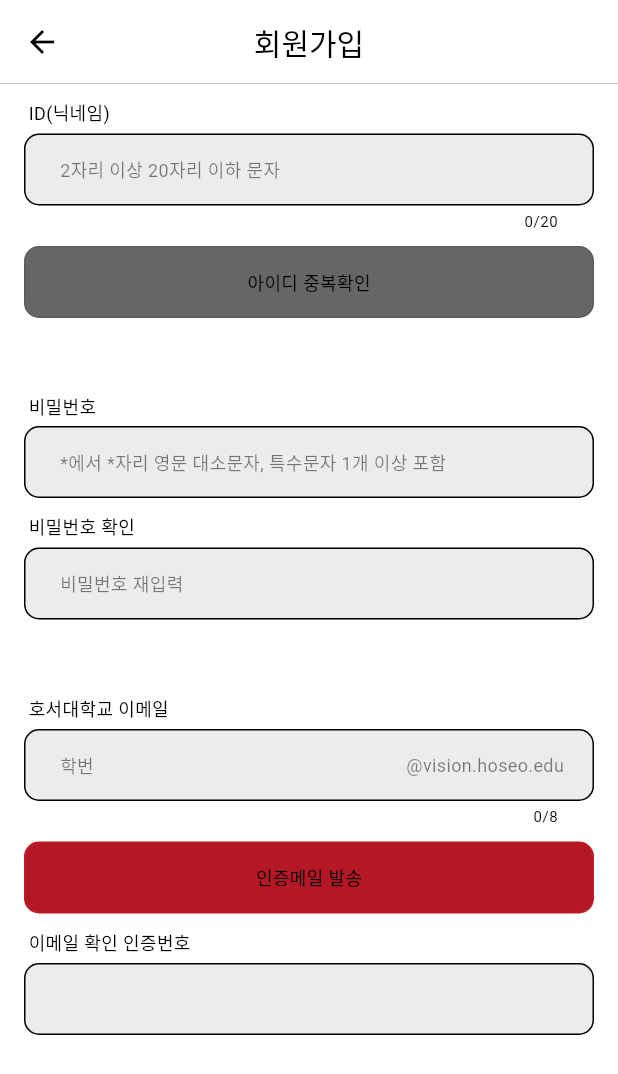
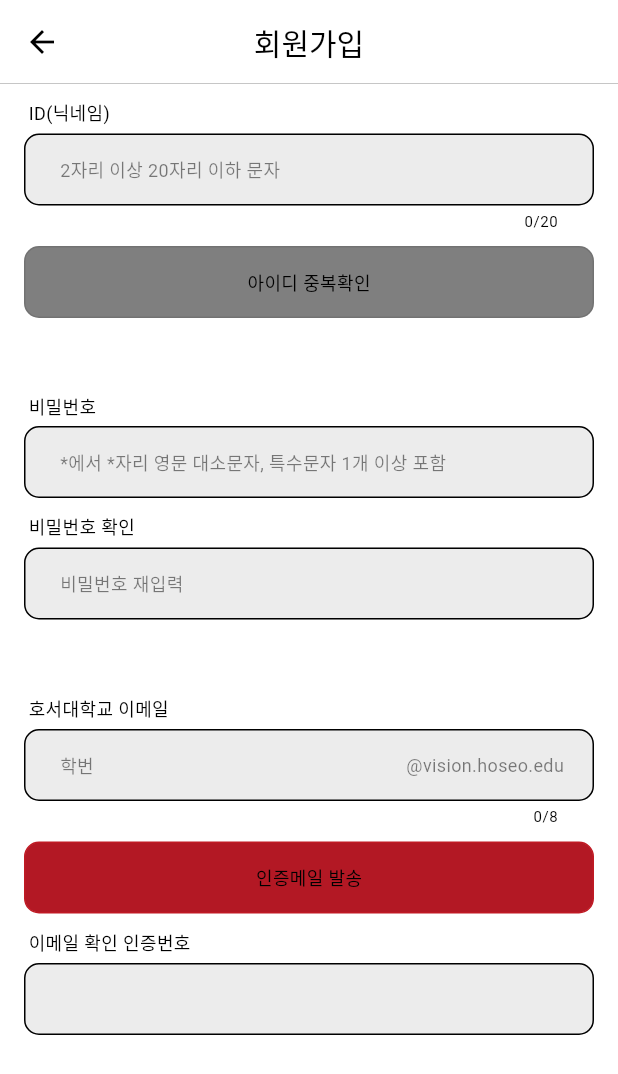
Before and after one commit to miKmoeyGnoeyH/hojung, a Flutter app: the RegisterPage screen opened by its route, on a phone screen of 412 x 824 dp. Shown: the top 1074 px of the screen. Run offline on Flutter 3.47's test engine with Material 3 defaults, Android fonts, the light colour scheme and no system bars; our stand-ins replace flutter_dotenv, get, infinite_scroll_pagination; network calls fail.

Commit message:
register pwd section

```diff
--- a/lib/app/view/widgets/register_page/register_id_section/register_id_check_button.dart
+++ b/lib/app/view/widgets/register_page/register_id_section/register_id_check_button.dart
@@ -3,23 +3,29 @@ import 'package:flutter/material.dart';
 class RegisterIDCheckButton extends StatelessWidget {
   const RegisterIDCheckButton({
     super.key,
+    required this.formKey,
     required this.validate,
     required this.isButtonEnabled,
   });
 
+  final GlobalKey<FormState> formKey;
   final Function validate;
   final bool isButtonEnabled;
 
   @override
   Widget build(BuildContext context) {
     return GestureDetector(
-      onTap: isButtonEnabled ? () => validate() : () {},
+      onTap:
+      //     () {
+      //   if(formKey.currentState!.validate()) formKey.currentState!.save();
+      // },
+      isButtonEnabled ? () => validate() : () {},
       child: Container(
         height: 48,
         decoration: BoxDecoration(
           color: isButtonEnabled
               ? Theme.of(context).colorScheme.primary
-              : Theme.of(context).colorScheme.onBackground.withOpacity(0.6),
+              : Theme.of(context).colorScheme.onBackground.withOpacity(0.5),
           border: Border.all(
             width: 1,
             color: isButtonEnabled
--- a/lib/app/view/widgets/register_page/register_id_section/register_id_field.dart
+++ b/lib/app/view/widgets/register_page/register_id_section/register_id_field.dart
@@ -1,10 +1,14 @@
+import 'dart:developer';
+
 import 'package:flutter/material.dart';
+import 'package:flutter/services.dart';
 
 class RegisterIDField extends StatelessWidget {
   RegisterIDField({
     super.key,
     required this.formKey,
     required this.validateMessage,
+    required this.validateColor,
     required this.idEditingController,
     required this.isFieldEnabled,
     required this.onChanged,
@@ -14,6 +18,7 @@ class RegisterIDField extends StatelessWidget {
 
   final GlobalKey<FormState> formKey;
   String? validateMessage;
+  Color? validateColor;
   final bool isFieldEnabled;
   final TextEditingController idEditingController;
   final Function onChanged;
@@ -25,21 +30,29 @@ class RegisterIDField extends StatelessWidget {
     return Form(
       key: formKey,
       child: TextFormField(
+        validator: (value) => validateMessage,
         autovalidateMode: AutovalidateMode.onUserInteraction,
-        validator: (value) => validateMessage.toString(),
+        inputFormatters: [
+          FilteringTextInputFormatter(
+            RegExp('[a-z A-Z ㄱ-ㅎ|가-힣|·|：]'),
+            allow: true,
+          ),
+        ],
         enabled: isFieldEnabled,
         controller: idEditingController,
         onChanged: (id) => onChanged(id.length),
         maxLength: maxLength,
         decoration: InputDecoration(
+          errorStyle: Theme.of(context)
+              .textTheme
+              .bodySmall!
+              .copyWith(color: validateColor),
           hintText: '$minLength자리 이상 $maxLength자리 이하 문자',
           hintStyle: Theme.of(context).textTheme.bodyMedium!.copyWith(
               color:
                   Theme.of(context).colorScheme.onBackground.withOpacity(0.5)),
-          errorBorder: OutlineInputBorder(
-              borderSide: BorderSide(
-                  color: Theme.of(context).colorScheme.primary, width: 0.5),
-              borderRadius: BorderRadius.circular(10)),
+          errorBorder:
+              OutlineInputBorder(borderRadius: BorderRadius.circular(10)),
           focusedErrorBorder: OutlineInputBorder(
               borderSide: BorderSide(
                   color: Theme.of(context).colorScheme.primary, width: 0.5),
--- a/lib/app/view/widgets/register_page/register_pwd_section.dart
+++ b/lib/app/view/widgets/register_page/register_pwd_section.dart
@@ -1,13 +1,19 @@
+import 'dart:developer';
+
 import 'package:flutter/material.dart';
+import 'package:flutter/services.dart';
 
 class RegisterPwdSection extends StatelessWidget {
-  const RegisterPwdSection({
+  RegisterPwdSection({
     super.key,
     required this.labelPadding,
     required this.heightOfSizedBoxBetweenLabelAndField,
     required this.heightOfSizedBoxBetweenSubSection,
   });
 
+  final TextEditingController pwdEditingController = TextEditingController();
+  final TextEditingController pwdConfirmEditingController =
+      TextEditingController();
   final double labelPadding;
   final double heightOfSizedBoxBetweenLabelAndField;
   final double heightOfSizedBoxBetweenSubSection;
@@ -17,11 +23,14 @@ class RegisterPwdSection extends StatelessWidget {
     return Column(
       children: [
         RegisterPwdInputSubSection(
+            pwdEditingController: pwdEditingController,
             labelPadding: labelPadding,
             heightOfSizedBoxBetweenLabelAndField:
                 heightOfSizedBoxBetweenLabelAndField),
         SizedBox(height: heightOfSizedBoxBetweenSubSection),
         RegisterPwdConfirmSubSection(
+            pwdEditingController: pwdEditingController,
+            pwdConfirmEditingController: pwdConfirmEditingController,
             labelPadding: labelPadding,
             heightOfSizedBoxBetweenLabelAndField:
                 heightOfSizedBoxBetweenLabelAndField),
@@ -33,10 +42,14 @@ class RegisterPwdSection extends StatelessWidget {
 class RegisterPwdConfirmSubSection extends StatelessWidget {
   const RegisterPwdConfirmSubSection({
     super.key,
+    required this.pwdEditingController,
+    required this.pwdConfirmEditingController,
     required this.labelPadding,
     required this.heightOfSizedBoxBetweenLabelAndField,
   });
 
+  final TextEditingController pwdEditingController;
+  final TextEditingController pwdConfirmEditingController;
   final double labelPadding;
   final double heightOfSizedBoxBetweenLabelAndField;
 
@@ -50,7 +63,10 @@ class RegisterPwdConfirmSubSection extends StatelessWidget {
           child: const Text('비밀번호 확인'),
         ),
         SizedBox(height: heightOfSizedBoxBetweenLabelAndField),
-        const RegisterPwdConfirmField(),
+        RegisterPwdConfirmField(
+          pwdEditingController: pwdEditingController,
+          pwdConfirmEditingController: pwdConfirmEditingController,
+        ),
       ],
     );
   }
@@ -59,10 +75,12 @@ class RegisterPwdConfirmSubSection extends StatelessWidget {
 class RegisterPwdInputSubSection extends StatelessWidget {
   const RegisterPwdInputSubSection({
     super.key,
+    required this.pwdEditingController,
     required this.labelPadding,
     required this.heightOfSizedBoxBetweenLabelAndField,
   });
 
+  final TextEditingController pwdEditingController;
   final double labelPadding;
   final double heightOfSizedBoxBetweenLabelAndField;
 
@@ -76,7 +94,9 @@ class RegisterPwdInputSubSection extends StatelessWidget {
           child: const Text('비밀번호'),
         ),
         SizedBox(height: heightOfSizedBoxBetweenLabelAndField),
-        const RegisterPwdField(),
+        RegisterPwdField(
+          pwdEditingController: pwdEditingController,
+        ),
       ],
     );
   }
@@ -85,7 +105,12 @@ class RegisterPwdInputSubSection extends StatelessWidget {
 class RegisterPwdConfirmField extends StatelessWidget {
   const RegisterPwdConfirmField({
     super.key,
+    required this.pwdEditingController,
+    required this.pwdConfirmEditingController,
   });
+
+  final TextEditingController pwdEditingController;
+  final TextEditingController pwdConfirmEditingController;
 
   @override
   Widget build(BuildContext context) {
@@ -112,15 +137,59 @@ class RegisterPwdConfirmField extends StatelessWidget {
 class RegisterPwdField extends StatelessWidget {
   const RegisterPwdField({
     super.key,
+    required this.pwdEditingController,
   });
+
+  final TextEditingController pwdEditingController;
+  final String regExp =
+      '^(?=.*[a-z])(?=.*[A-Z])(?=.*[0-9])(?=.*[^a-zA-Z0-9\s]).*[a-zA-Z0-9!@#\$%^&*]+\$';
 
   @override
   Widget build(BuildContext context) {
-    return TextField(
+    return TextFormField(
+      controller: pwdEditingController,
+      obscureText: true,
+      validator: (value) {
+        log(value.toString());
+        if (value == null) {
+          return '';
+        }
+        if (value.length >= 8) {
+          if (RegExp(regExp).hasMatch(value)) {
+            log(RegExp(regExp).hasMatch(value).toString());
+            return null;
+          }
+          if (!RegExp(regExp).hasMatch(value)) {
+            log(RegExp(regExp).hasMatch(value).toString());
+            return '영문 대문자, 소문자, 숫자, 특수문자를 1개 이상 포함해 주세요.';
+          }
+        } else {
+          return '영문 대문자, 소문자, 숫자, 특수문자를 1개 이상 포함하여 8자리 이상 입력해 주세요';
+        }
+      },
+      autovalidateMode: AutovalidateMode.onUserInteraction,
+      inputFormatters: [
+        FilteringTextInputFormatter(
+          RegExp(
+              // 영문 대소문자, 숫자, 특수문자 0개 이상으로 시작하고, 영문 대소문자, 숫자, 특수문자로 이루어져 있고 끝나는 8자리 이상 문자열
+              // '^(?=.*[a-z])(?=.*[A-Z])(?=.*\d)(?=.*[@\$!%*?&])[A-Za-z\d@\$!%*?&]{8,}\$;'
+              '[a-zA-Z0-9!@#\$%^&*]'),
+          allow: true,
+        ),
+      ],
       decoration: InputDecoration(
+        errorStyle:
+            Theme.of(context).textTheme.bodySmall!.copyWith(color: Colors.red),
+        errorMaxLines: 2,
         hintText: '*에서 *자리 영문 대소문자, 특수문자 1개 이상 포함',
         hintStyle: Theme.of(context).textTheme.bodyMedium!.copyWith(
             color: Theme.of(context).colorScheme.onBackground.withOpacity(0.5)),
+        errorBorder:
+            OutlineInputBorder(borderRadius: BorderRadius.circular(10)),
+        focusedErrorBorder: OutlineInputBorder(
+            borderSide: BorderSide(
+                color: Theme.of(context).colorScheme.primary, width: 0.5),
+            borderRadius: BorderRadius.circular(10)),
         enabledBorder:
             OutlineInputBorder(borderRadius: BorderRadius.circular(10)),
         focusedBorder: OutlineInputBorder(
```
Also changed, not shown: lib/app/view/widgets/register_page/register_id_section/register_id_section.dart (+32 -7 lines), 3 other files.
